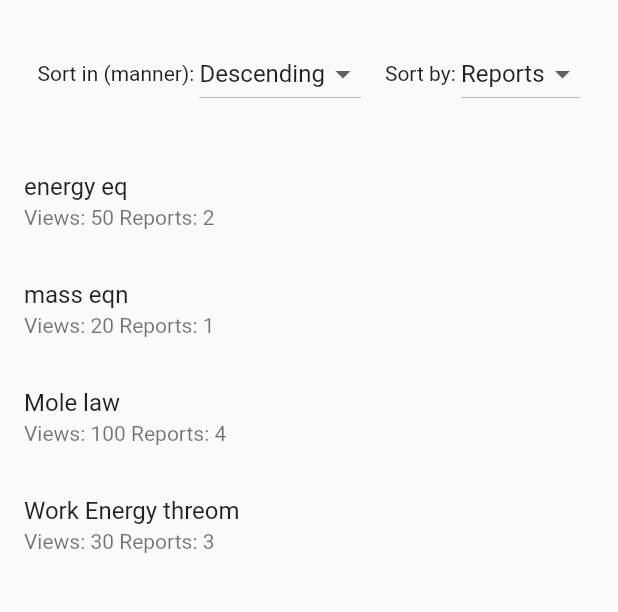
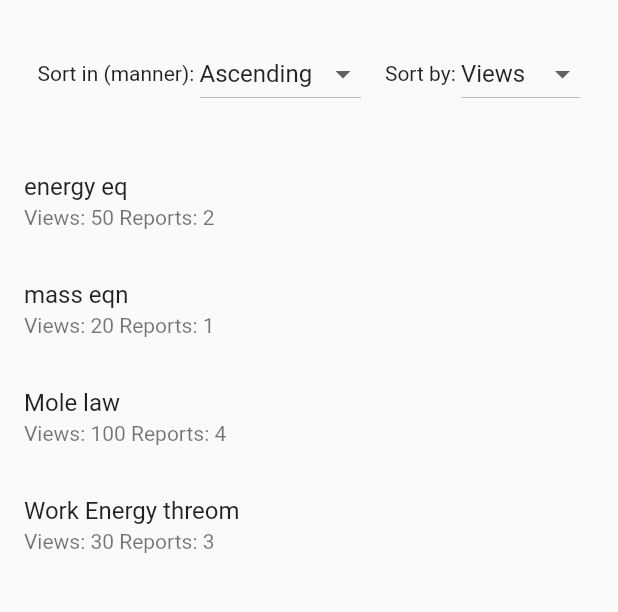
Before and after one commit to shahjugal/FormulaAppCapstone, a Flutter app: the SettingsUI screen opened directly, on a phone screen of 412 x 824 dp, the part 84-696 px from its top. Run offline on Flutter 3.47's test engine with Material 2 defaults, Android fonts, the phone set to English and light mode, and no system bars; our stand-ins replace cloud_firestore, connectivity, firebase_core, firebase_storage, hive_flutter, image_picker and 1 more; accounts and stored records are empty; network calls fail.

Commit message:
Revert "add view counter. [Firebase contribution]"
This reverts commit c0d93a15dcac311c6a38a2d8ca239d36997042c2.

```diff
--- a/Capstone/formula_app/lib/Settings.dart
+++ b/Capstone/formula_app/lib/Settings.dart
@@ -8,8 +8,8 @@ class SettingsUI extends StatefulWidget {
 }
 
 class _SettingsUIState extends State<SettingsUI> {
-  bool _sortAscending = false;
-  int _sortColumnIndex = 2;
+  bool _sortAscending = true;
+  int _sortColumnIndex = 1;
 
   final List<Map<String, dynamic>> _data = [    {      'name': 'energy eq',      'views': 50,      'reports': 2,    },    {      'name': 'mass eqn',      'views': 20,      'reports': 1,    },    {      'name': 'Mole law',      'views': 100,      'reports': 4,    },    {      'name': 'Work Energy threom',      'views': 30,      'reports': 3,    },  ];
 
@@ -33,7 +33,6 @@ class _SettingsUIState extends State<SettingsUI> {
                 const Text('Sort in (manner): '),
                  DropdownButton<bool>(
                   value: _sortAscending,
-
                   onChanged: (value) {
                     // Joileje tari rite. firebase me je query apvani hoy e.
                     // Downloading all formula and sorting on local device is not feasible.
@@ -41,7 +40,7 @@ class _SettingsUIState extends State<SettingsUI> {
                       _sortAscending = value!;
                     });
                   },
-                   items:  [
+                   items: const [
                      DropdownMenuItem<bool>(
                       value: true,
                       child:  Text('Ascending'),
@@ -52,7 +51,7 @@ class _SettingsUIState extends State<SettingsUI> {
                     ),
                   ],
                 ),
-                const Spacer(),
+                Spacer(),
                 const Text('Sort by: '),
                  DropdownButton<int>(
                   value: _sortColumnIndex,
@@ -63,7 +62,7 @@ class _SettingsUIState extends State<SettingsUI> {
                       _sortColumnIndex = value!;
                     });
                   },
-                   items:  [
+                   items: const [
                      DropdownMenuItem<int>(
                       value: 1,
                       child:  Text('Views'),
--- a/Capstone/formula_app/lib/addFormulaDetails.dart
+++ b/Capstone/formula_app/lib/addFormulaDetails.dart
@@ -345,7 +345,6 @@ class _AddFormulaDetailsState extends State<AddFormulaDetails> {
                         'physical': physicalSignificance.text,
                         'formulaurl': formulaImageUrl,
                         'parameterurl': parametersImageUrl,
-                        'views':1,
                         // 'formula': formulaController.text,
                       });
 
--- a/Capstone/formula_app/lib/update_formula_details.dart
+++ b/Capstone/formula_app/lib/update_formula_details.dart
@@ -344,7 +344,6 @@ class _UpdateFormulaDetailsState extends State<UpdateFormulaDetails> {
                         'physical': physicalSignificance.text,
                         'formulaurl': formulaImageUrl,
                         'parameterurl': parametersImageUrl,
-                        'views':1,
                         // 'formula': formulaController.text,
                       });
 
```
Also changed, not shown: Capstone/formula_app/lib/FormulaListUI.dart (+1 -19 lines), Capstone/formula_app/lib/formuladetailsscreen.dart (+2 -5 lines).
